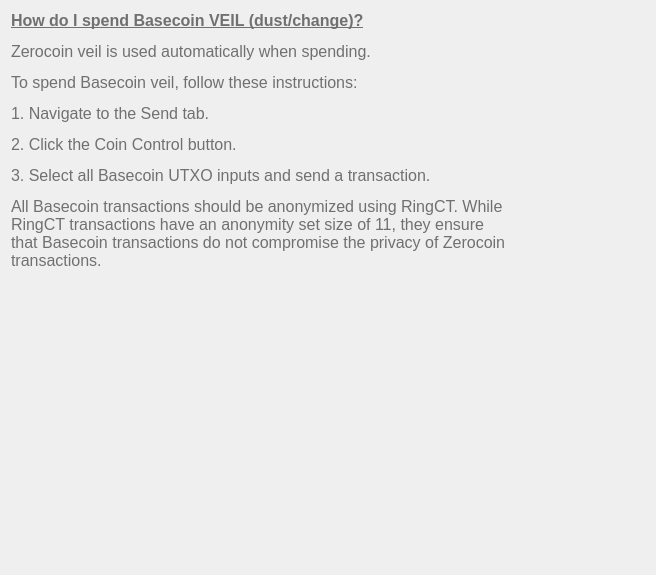
Veil-Project/veil, file src/qt/veil/forms/settingsfaq05.ui: the form before one commit.
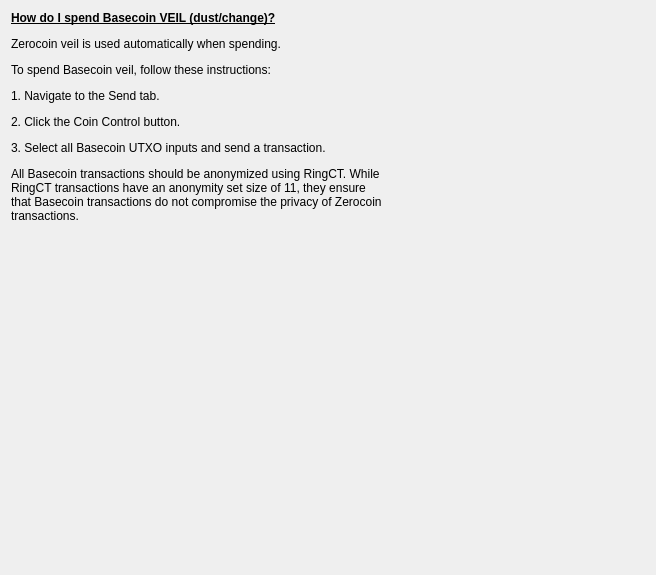
The form after the commit.

Diff of the .ui file:
```diff
--- a/src/qt/veil/forms/settingsfaq05.ui
+++ b/src/qt/veil/forms/settingsfaq05.ui
@@ -13,10 +13,6 @@
   <property name="windowTitle">
    <string>Form</string>
   </property>
-  <property name="styleSheet">
-   <string notr="true">font-size:16px;
-color:#707070;</string>
-  </property>
   <layout class="QVBoxLayout" name="verticalLayout" stretch="1,0">
    <property name="rightMargin">
     <number>60</number>
@@ -29,9 +25,6 @@
        <height>0</height>
       </size>
      </property>
-     <property name="styleSheet">
-      <string notr="true">font-weight:200;</string>
-     </property>
      <property name="text">
       <string>&lt;html&gt;&lt;head/&gt;&lt;body&gt;&lt;p&gt;&lt;span style=&quot;font-weight:600; text-decoration: underline;&quot;&gt;How do I spend Basecoin VEIL (dust/change)?&lt;/span&gt;&lt;/p&gt;&lt;p&gt;Zerocoin veil is used automatically when spending.&lt;/p&gt;&lt;p&gt;To spend Basecoin veil, follow these instructions:&lt;/p&gt;&lt;p&gt;1. Navigate to the Send tab.&lt;/p&gt;&lt;p&gt;2. Click the Coin Control button.&lt;/p&gt;&lt;p&gt;3. Select all Basecoin UTXO inputs and send a transaction.&lt;/p&gt;&lt;p&gt;All Basecoin transactions should be anonymized using RingCT. While RingCT transactions have an anonymity set size of 11, they ensure that Basecoin transactions do not compromise the privacy of Zerocoin transactions.&lt;/p&gt;&lt;/body&gt;&lt;/html&gt;</string>
      </property>
```
